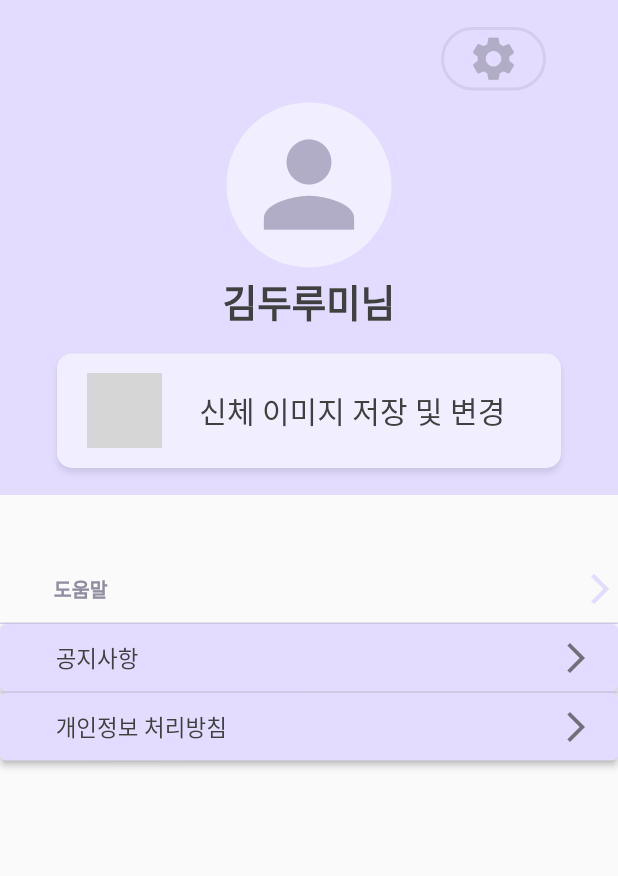
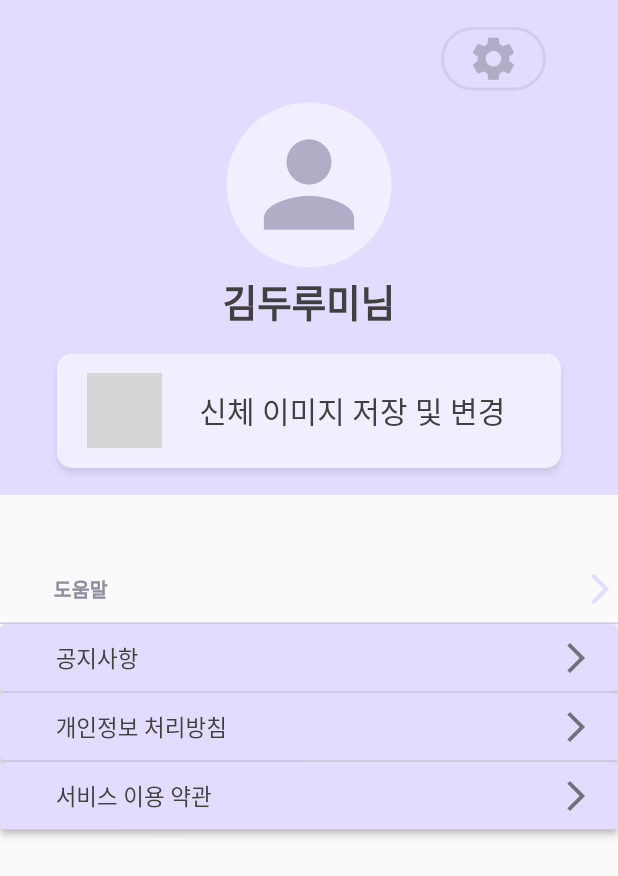
Before and after one commit to dlcodns/OSP_Prediction, a Flutter app: the My widget shown alone on an empty page, opened directly, on a phone screen of 412 x 824 dp. Shown: the top 876 px of the screen. Run offline on Flutter 3.47's test engine with Material 2 defaults, Android fonts, the phone set to English and light mode, and no system bars; our stand-ins replace image_picker; grey boxes are pictures that could not be loaded.

Commit message:
Feat: service button (#32)

```diff
--- a/flutter_KMS/lib/mypage.dart
+++ b/flutter_KMS/lib/mypage.dart
@@ -331,6 +331,59 @@ class _MyPage extends State<My> {
             ),
           ),
         ),
+        Expanded(
+          child: SizedBox(
+              height: 1,
+              child: Container(
+                decoration: BoxDecoration(
+                    color: Color(0xffD3CCEC)
+                ),
+              )
+          ),
+        ),
+        Expanded(
+          child: SizedBox(
+            height: 45,
+            child: ElevatedButton(
+              onPressed: () {
+                Navigator.push(
+                  context,
+                  MaterialPageRoute(builder: (context) => Service()),
+                );
+              },
+              style: ElevatedButton.styleFrom(
+                backgroundColor: Color(0xffE3DCFF),
+              ),
+              child: Row(
+                  mainAxisAlignment: MainAxisAlignment.spaceBetween,
+                  children: [
+                    Flexible(
+                      flex: 1,
+                      child: SizedBox(),
+                    ),
+                    Flexible(
+                      flex: 17,
+                      child: Row(
+                        mainAxisAlignment: MainAxisAlignment.spaceBetween,
+                        children: const [
+                          Text('서비스 이용 약관',
+                              style: TextStyle(
+                                  color: Color(0xff404040),
+                                  fontSize: 15
+                              )
+                          ),
+                          Align(
+                              child: Icon(Icons.arrow_forward_ios, color: Color(
+                                  0xff726F7A),)
+                          )
+                        ],
+                      ),
+                    )
+                  ]
+              ),
+            ),
+          ),
+        ),
 
       ],
     );
```
